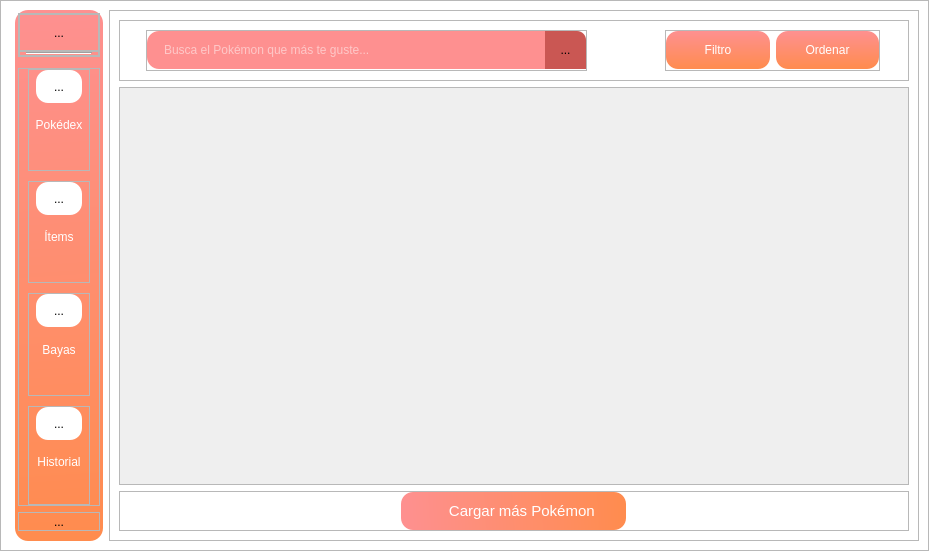
The window that resources/UI/MainApp.ui (MiguelNievesA/Py-Dex) describes before a commit, drawn with Qt 5.
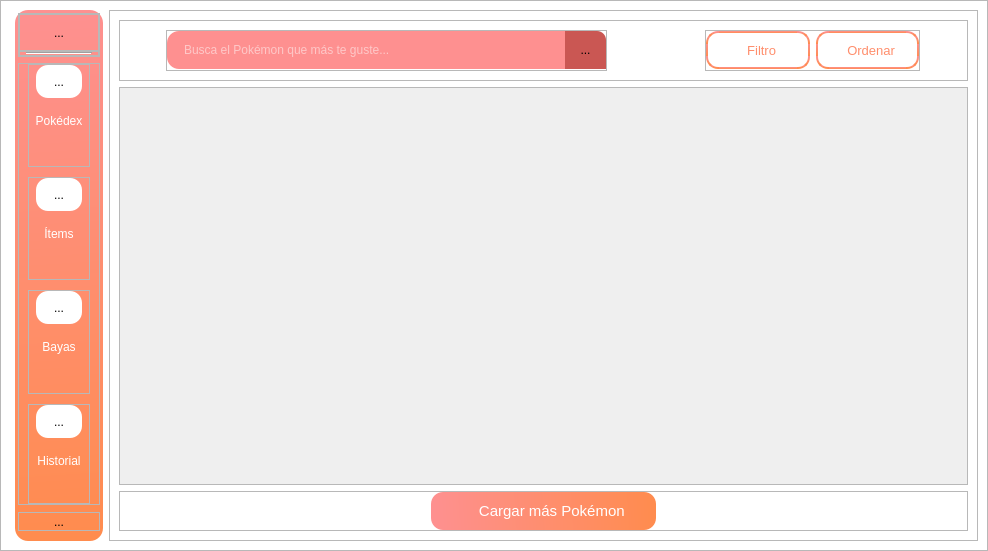
The same window after the commit. The open tabs and pages were chosen to show the change. Icons and pictures are not drawn. Custom widgets are drawn as their Qt base class.

Patch:
```diff
--- a/resources/UI/MainApp.ui
+++ b/resources/UI/MainApp.ui
@@ -6,7 +6,7 @@
    <rect>
     <x>0</x>
     <y>0</y>
-    <width>929</width>
+    <width>988</width>
     <height>551</height>
    </rect>
   </property>
@@ -238,22 +238,6 @@
             </layout>
            </widget>
           </item>
-          <item>
-           <spacer name="verticalSpacer_3">
-            <property name="orientation">
-             <enum>Qt::Vertical</enum>
-            </property>
-            <property name="sizeType">
-             <enum>QSizePolicy::Fixed</enum>
-            </property>
-            <property name="sizeHint" stdset="0">
-             <size>
-              <width>20</width>
-              <height>5</height>
-             </size>
-            </property>
-           </spacer>
-          </item>
           <item>
            <widget class="QFrame" name="frame_4">
             <property name="styleSheet">
@@ -1480,11 +1464,11 @@
                    </property>
                    <property name="styleSheet">
                     <string notr="true">QPushButton {
-border: none;
-background-color: qlineargradient(spread:pad, x1:0.5, y1:0, x2:0.523, y2:1, stop:0 rgba(254, 144, 144, 255), stop:1 rgba(255, 140, 78, 255));
+border: 2px solid  qlineargradient(spread:pad, x1:0.5, y1:0, x2:0.523, y2:1, stop:0 rgba(254, 144, 144, 255), stop:1 rgba(255, 140, 78, 255));;
 border-radius: 12px;
-color: white;
+color: #ff8e6c;
 padding: 12px;
+font-size: 13px;
 }</string>
                    </property>
                    <property name="frameShape">
@@ -1521,7 +1505,7 @@
                        </size>
                       </property>
                       <property name="text">
-                       <string>Filtro</string>
+                       <string>  Filtro</string>
                       </property>
                       <property name="icon">
                        <iconset>
@@ -1544,7 +1528,7 @@
                        </size>
                       </property>
                       <property name="text">
-                       <string>Ordenar</string>
+                       <string>  Ordenar</string>
                       </property>
                       <property name="icon">
                        <iconset>
@@ -1629,7 +1613,7 @@
                          <rect>
                           <x>0</x>
                           <y>0</y>
-                          <width>782</width>
+                          <width>841</width>
                           <height>396</height>
                          </rect>
                         </property>
@@ -2179,6 +2163,20 @@
    </layout>
   </widget>
  </widget>
+ <customwidgets>
+  <customwidget>
+   <class>AnimatedStackedWidget</class>
+   <extends>QStackedWidget</extends>
+   <header>structure.widgets.stacked_widget</header>
+   <container>1</container>
+  </customwidget>
+  <customwidget>
+   <class>SmoothScrollArea</class>
+   <extends>QScrollArea</extends>
+   <header>qfluentwidgets.components.widgets.scroll_area</header>
+   <container>1</container>
+  </customwidget>
+ </customwidgets>
  <resources/>
  <connections/>
 </ui>
```
Left out of the diff: 30 changed lines with no effect on the pictures.
